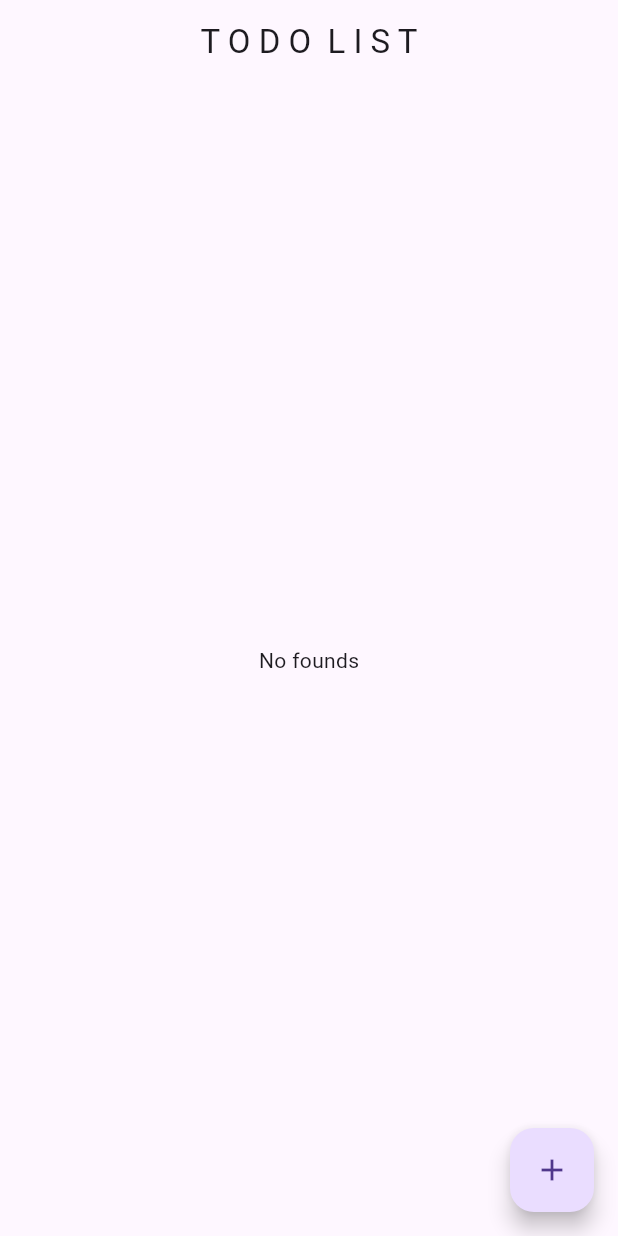
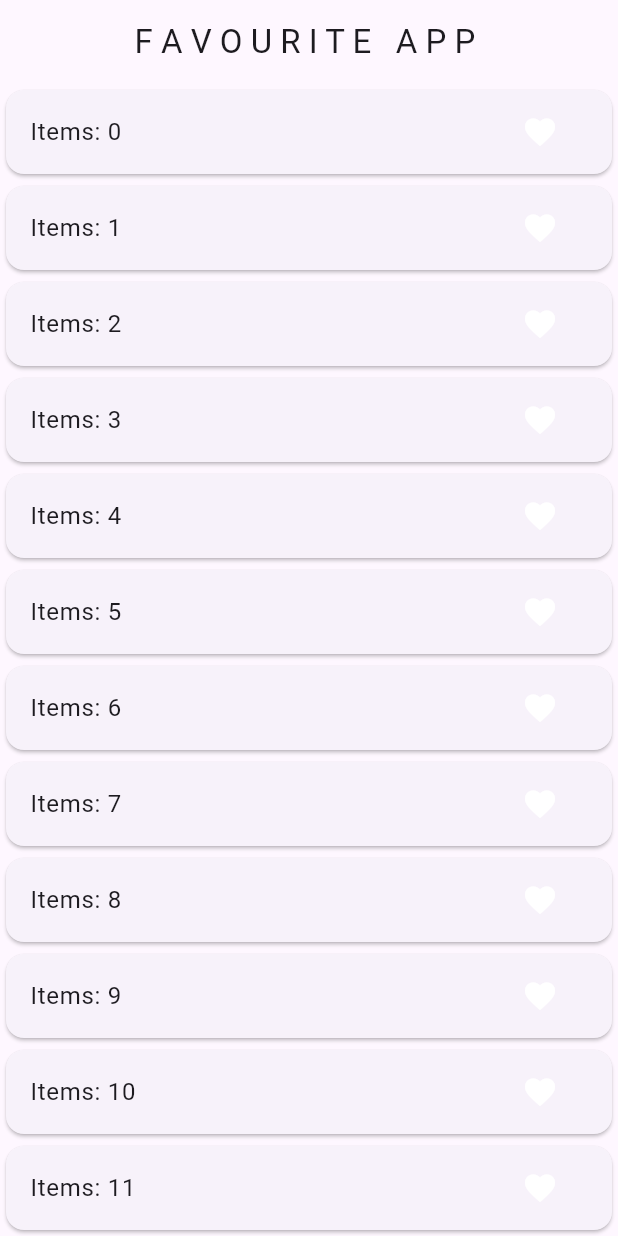
Before and after one commit to azanarib/Bloc-Tutorial, a Flutter app: the screen it shows after launch, on a phone screen of 412 x 824 dp. Run offline on Flutter 3.47's test engine with Material 3 defaults, Android fonts, the phone set to English and light mode, and no system bars; our stand-ins replace bloc, equatable, flutter_bloc, image_picker.

Commit message:
Built Favourite App

```diff
--- /dev/null
+++ b/lib/Bloc/Favourite/favourite_bloc.dart
@@ -0,0 +1,39 @@
+import 'package:bloc_tutorial/Bloc/Favourite/favourite_events.dart';
+import 'package:bloc_tutorial/Bloc/Favourite/favourite_state.dart';
+import 'package:bloc_tutorial/Bloc/Models/favourite_items_model.dart';
+import 'package:bloc_tutorial/Bloc/Repo/favourite_repo.dart';
+import 'package:flutter_bloc/flutter_bloc.dart';
+
+class FavouriteBloc extends Bloc<FavouriteAppEvents, FavouriteItemsState> {
+  List<FavouriteItemModels> favouriteList = [];
+  FavouriteBloc(this.favouriteRepository) : super(const FavouriteItemsState()) {
+    on<FetchFavouriteItemListEvents>(fetchList);
+    on(_addFavouriteList);
+  }
+  FavouriteRepository favouriteRepository = FavouriteRepository();
+
+  void fetchList(
+    FetchFavouriteItemListEvents event,
+    Emitter<FavouriteItemsState> emit,
+  ) async {
+    favouriteList = await favouriteRepository.fetchItems();
+    emit(
+      state.copyWith(
+        favouriteItemList: List.from(favouriteList),
+        listStatus: ListStatus.success,
+      ),
+    );
+  }
+
+  void _addFavouriteList(
+    FavouriteItemsEvents events,
+    Emitter<FavouriteItemsState> emit,
+  ) async {
+    final index = favouriteList.indexWhere(
+      (element) => element.id == events.items.id,
+    );
+    favouriteList[index] = events.items;
+
+    emit(state.copyWith(favouriteItemList: List.from(favouriteList)));
+  }
+}
--- /dev/null
+++ b/lib/Bloc/Favourite/favourite_events.dart
@@ -0,0 +1,15 @@
+import 'package:bloc_tutorial/Bloc/Models/favourite_items_model.dart';
+import 'package:equatable/equatable.dart';
+
+abstract class FavouriteAppEvents extends Equatable {
+  const FavouriteAppEvents();
+  @override
+  List<Object?> get props => [];
+}
+
+class FetchFavouriteItemListEvents extends FavouriteAppEvents {}
+
+class FavouriteItemsEvents extends FavouriteAppEvents {
+  final FavouriteItemModels items;
+  const FavouriteItemsEvents({required this.items});
+}
--- /dev/null
+++ b/lib/Bloc/Favourite/favourite_state.dart
@@ -0,0 +1,27 @@
+import 'package:bloc_tutorial/Bloc/Models/favourite_items_model.dart';
+import 'package:equatable/equatable.dart';
+
+enum ListStatus { loading, success, failure }
+
+class FavouriteItemsState extends Equatable {
+  final List<FavouriteItemModels> favouriteItemList;
+  final ListStatus listStatus;
+
+  const FavouriteItemsState({
+    this.favouriteItemList = const [],
+    this.listStatus = ListStatus.loading,
+  });
+
+  FavouriteItemsState copyWith({
+    List<FavouriteItemModels>? favouriteItemList,
+    ListStatus? listStatus,
+  }) {
+    return FavouriteItemsState(
+      favouriteItemList: favouriteItemList ?? this.favouriteItemList,
+      listStatus: listStatus ?? this.listStatus,
+    );
+  }
+
+  @override
+  List<Object?> get props => [favouriteItemList, listStatus];
+}
--- /dev/null
+++ b/lib/Bloc/Models/favourite_items_model.dart
@@ -0,0 +1,31 @@
+import 'package:equatable/equatable.dart';
+
+class FavouriteItemModels extends Equatable {
+  final String id;
+  final String value;
+  final bool isDeleting;
+  final bool isFavourite;
+  const FavouriteItemModels({
+    required this.id,
+    required this.value,
+    this.isDeleting = false,
+    this.isFavourite = false,
+  });
+
+  FavouriteItemModels copyWith({
+    String? id,
+    String? value,
+    bool? isDeleting,
+    bool? isFavourite,
+  }) {
+    return FavouriteItemModels(
+      id: id ?? this.id,
+      value: value ?? this.value,
+      isDeleting: isDeleting ?? this.isDeleting,
+      isFavourite: isFavourite ?? this.isFavourite,
+    );
+  }
+
+  @override
+  List<Object?> get props => [id, value, isDeleting, isFavourite];
+}
--- /dev/null
+++ b/lib/Bloc/Repo/favourite_repo.dart
@@ -0,0 +1,18 @@
+import 'package:bloc_tutorial/Bloc/Models/favourite_items_model.dart';
+
+class FavouriteRepository {
+
+  /* This metod will return the list */
+  Future<List<FavouriteItemModels>> fetchItems() async {
+    await Future.delayed(Duration(seconds: 2));
+    return List.of(_generateList(20));
+  }
+/* In this method list will be generated*/
+  List<FavouriteItemModels> _generateList(int length) {
+    return List.generate(
+      length,
+      (index) =>
+          FavouriteItemModels(id: index.toString(), value: "Items: $index"),
+    );
+  }
+}
--- /dev/null
+++ b/lib/UI/Favourite_App_Screen/favourite_screen.dart
@@ -0,0 +1,66 @@
+import 'package:bloc_tutorial/Bloc/Favourite/favourite_bloc.dart';
+import 'package:bloc_tutorial/Bloc/Favourite/favourite_events.dart';
+import 'package:bloc_tutorial/Bloc/Favourite/favourite_state.dart';
+import 'package:bloc_tutorial/Bloc/Models/favourite_items_model.dart';
+import 'package:flutter/material.dart';
+import 'package:flutter_bloc/flutter_bloc.dart';
+
+class FavouriteAppScreen extends StatefulWidget {
+  const FavouriteAppScreen({super.key});
+
+  @override
+  State<FavouriteAppScreen> createState() => _FavouriteAppScreenState();
+}
+
+class _FavouriteAppScreenState extends State<FavouriteAppScreen> {
+  @override
+  void initState() {
+    super.initState();
+    context.read<FavouriteBloc>().add(FetchFavouriteItemListEvents());
+  }
+
+  @override
+  Widget build(BuildContext context) {
+    return Scaffold(
+      appBar: AppBar(title: Center(child: Text("F A V O U R I T E   A P P "))),
+      body: BlocBuilder<FavouriteBloc, FavouriteItemsState>(
+        builder: (context, state) {
+          switch (state.listStatus) {
+            case ListStatus.loading:
+              return CircularProgressIndicator();
+            case ListStatus.failure:
+              return Center(child: Text("Something went wrong."));
+            case ListStatus.success:
+              return ListView.builder(
+                itemBuilder: (context, index) {
+                  final item = state.favouriteItemList[index];
+                  return Card(
+                    child: ListTile(
+                      title: Text(item.value.toString()),
+                      trailing: IconButton(
+                        onPressed: () {
+                          FavouriteItemModels favouriteItemModels =
+                              FavouriteItemModels(
+                                id: item.id,
+                                value: item.value.toString(),
+                                isFavourite: item.isFavourite ? false : true,
+                              );
+                          context.read<FavouriteBloc>().add(
+                            FavouriteItemsEvents(items: favouriteItemModels),
+                          );
+                        },
+                        icon: Icon(
+                          Icons.favorite,
+                          color: item.isFavourite ? Colors.red : Colors.white,
+                        ),
+                      ),
+                    ),
+                  );
+                },
+              );
+          }
+        },
+      ),
+    );
+  }
+}
--- a/lib/main.dart
+++ b/lib/main.dart
@@ -1,8 +1,10 @@
 import 'package:bloc_tutorial/Bloc/Counter/counter_bloc.dart';
+import 'package:bloc_tutorial/Bloc/Favourite/favourite_bloc.dart';
 import 'package:bloc_tutorial/Bloc/Image_picker_bloc/bloc.dart';
+import 'package:bloc_tutorial/Bloc/Repo/favourite_repo.dart';
 import 'package:bloc_tutorial/Bloc/Switch/switch_bloc.dart';
 import 'package:bloc_tutorial/Bloc/Todo/todo_bloc.dart';
-import 'package:bloc_tutorial/UI/Todo_App_Screen/todo_screen.dart';
+import 'package:bloc_tutorial/UI/Favourite_App_Screen/favourite_screen.dart';
 import 'package:bloc_tutorial/Utils/image_picker_utils.dart';
 import 'package:flutter/material.dart';
 import 'package:flutter_bloc/flutter_bloc.dart';
@@ -22,8 +24,9 @@ class MyApp extends StatelessWidget {
         BlocProvider(create: (_) => SwitchBloc()),
         BlocProvider(create: (_) => ImagePickerBloc(ImagePickerUtils())),
         BlocProvider(create: (_) => TodoAppBloc()),
+        BlocProvider(create: (_) => FavouriteBloc(FavouriteRepository())),
       ],
-      child: MaterialApp(title: "Todo App", home: TodoAppScreen()),
+      child: MaterialApp(title: "Todo App", home: FavouriteAppScreen()),
     );
   }
 }
```
